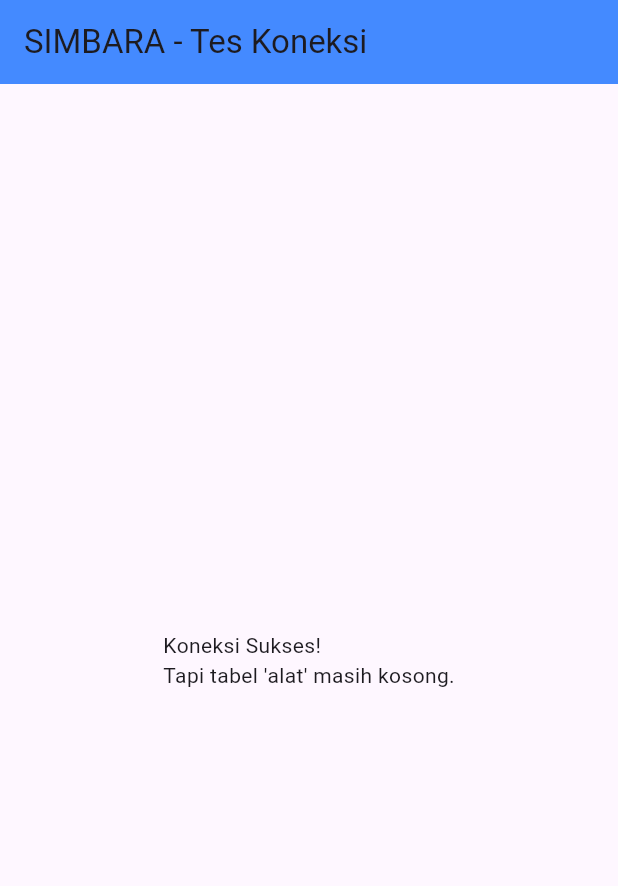
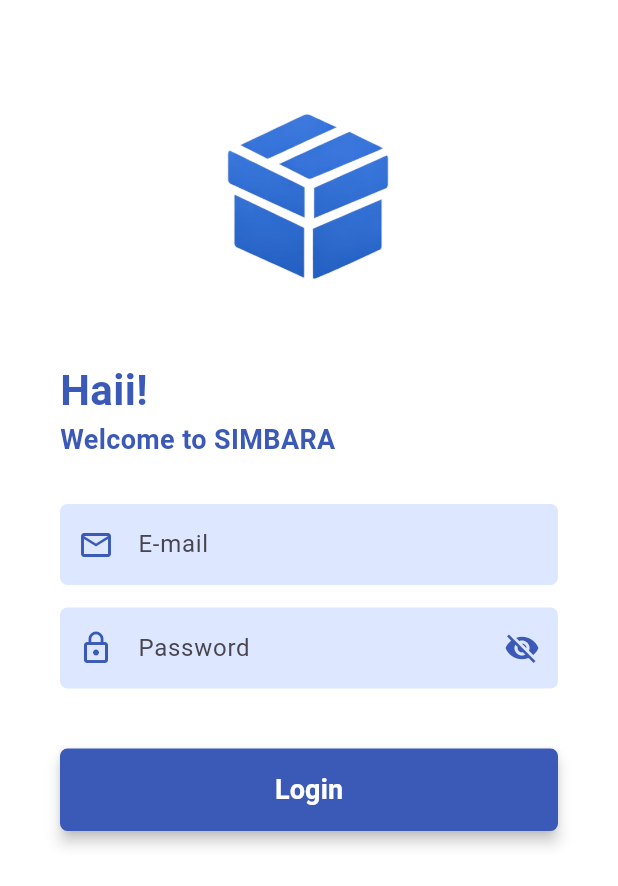
Before and after one commit to dwialenacitraarif26/aplikasi_peminjaman_alat, a Flutter app: the screen it shows after launch, on a phone screen of 412 x 824 dp. Shown: the top 886 px of the screen. Run offline on Flutter 3.47's test engine with Material 3 defaults, Android fonts, the phone set to English and light mode, and no system bars; our stand-ins replace supabase_flutter; accounts and stored records are empty.

Commit message:
halaman splas dan login

```diff
--- /dev/null
+++ b/lib/core/constants/supabase_constants.dart
@@ -0,0 +1,4 @@
+class SupabaseConstants {
+  static const String url = 'https://adfupekolkxqkfhacymw.supabase.co';
+  static const String anonKey = 'sb_publishable_VoGiNPpbp-IwnM_nutff2w_dni3aFA9';
+}
--- a/lib/logic/auth_controller.dart
+++ b/lib/logic/auth_controller.dart
@@ -0,0 +1,25 @@
+import 'package:supabase_flutter/supabase_flutter.dart';
+
+class AuthController {
+  final _client = Supabase.instance.client;
+
+  Future<String?> signIn(String email, String password) async {
+    try {
+      final response = await _client.auth.signInWithPassword(
+        email: email,
+        password: password,
+      );
+
+      if (response.user != null) {
+        // Logika sederhana: Cek domain email atau field role di database
+        // Di sini kita gunakan contoh pengecekan teks email sesuai permintaanmu
+        if (email.contains('admin')) return 'admin';
+        if (email.contains('petugas')) return 'petugas';
+        return 'peminjam';
+      }
+    } on AuthException catch (e) {
+      return 'error:${e.message}';
+    }
+    return 'error:Gagal Login';
+  }
+}
--- a/lib/main.dart
+++ b/lib/main.dart
@@ -1,21 +1,20 @@
 import 'package:flutter/material.dart';
 import 'package:supabase_flutter/supabase_flutter.dart';
+import 'core/constants/supabase_constants.dart';
+import 'presentation/screens/auth/splas_screen.dart'; // Import splash screen
 
 void main() async {
-  // 1. Inisialisasi binding Flutter
+  // 1. Pastikan binding sudah siap
   WidgetsFlutterBinding.ensureInitialized();
 
-  // 2. Hubungkan ke Supabase (Ganti dengan URL & Key milikmu)
+  // 2. Koneksi ke Supabase
   await Supabase.initialize(
-    url: 'https://adfupekolkxqkfhacymw.supabase.co',
-    anonKey: 'sb_publishable_VoGiNPpbp-IwnM_nutff2w_dni3aFA9',
+    url: SupabaseConstants.url,
+    anonKey: SupabaseConstants.anonKey,
   );
 
   runApp(const MyApp());
 }
-
-// Shortcut untuk memanggil Supabase
-final supabase = Supabase.instance.client;
 
 class MyApp extends StatelessWidget {
   const MyApp({super.key});
@@ -24,65 +23,9 @@
   Widget build(BuildContext context) {
     return const MaterialApp(
       debugShowCheckedModeBanner: false,
-      home: TestKoneksiPage(),
+      title: 'SIMBARA',
+      // 3. Tentukan halaman awal aplikasi
+      home: const SplashScreen(),
     );
   }
 }
-
-class TestKoneksiPage extends StatelessWidget {
-  const TestKoneksiPage({super.key});
-
-  // Fungsi untuk mengambil data mentah dari tabel alat
-  Future<List<Map<String, dynamic>>> fetchAlat() async {
-    final data = await supabase.from('alat').select('*');
-    return data;
-  }
-
-  @override
-  Widget build(BuildContext context) {
-    return Scaffold(
-      appBar: AppBar(
-        title: const Text("SIMBARA - Tes Koneksi"),
-        backgroundColor: Colors.blueAccent,
-      ),
-      body: FutureBuilder<List<Map<String, dynamic>>>(
-        future: fetchAlat(),
-        builder: (context, snapshot) {
-          // Kondisi saat sedang loading
-          if (snapshot.connectionState == ConnectionState.waiting) {
-            return const Center(child: CircularProgressIndicator());
-          }
-
-          // Kondisi jika terjadi error (URL salah, Tabel belum ada, atau RLS aktif)
-          if (snapshot.hasError) {
-            return Center(
-              child: Padding(
-                padding: const EdgeInsets.all(20.0),
-                child: Text("Error: ${snapshot.error}", textAlign: TextAlign.center),
-              ),
-            );
-          }
-
-          // Kondisi jika data berhasil diambil
-          final dataAlat = snapshot.data ?? [];
-
-          if (dataAlat.isEmpty) {
-            return const Center(child: Text("Koneksi Sukses!\nTapi tabel 'alat' masih kosong."));
-          }
-
-          return ListView.builder(
-            itemCount: dataAlat.length,
-            itemBuilder: (context, index) {
-              final item = dataAlat[index];
-              return ListTile(
-                leading: const Icon(Icons.inventory, color: Colors.blue),
-                title: Text(item['nama_alat'] ?? 'Tanpa Nama'),
-                subtitle: Text("Stok: ${item['stok_total']}"),
-              );
-            },
-          );
-        },
-      ),
-    );
-  }
-}
--- /dev/null
+++ b/lib/presentation/screens/auth/login_screen.dart
@@ -0,0 +1,124 @@
+import 'package:flutter/material.dart';
+import '../../../logic/auth_controller.dart';
+
+class LoginScreen extends StatefulWidget {
+  const LoginScreen({super.key});
+
+  @override
+  State<LoginScreen> createState() => _LoginScreenState();
+}
+
+class _LoginScreenState extends State<LoginScreen> {
+  final _emailController = TextEditingController();
+  final _passwordController = TextEditingController();
+  final _authLogic = AuthController();
+  bool _isObscure = true;
+
+  void _handleLogin() async {
+    final result = await _authLogic.signIn(_emailController.text, _passwordController.text);
+
+    if (result!.startsWith('error:')) {
+      ScaffoldMessenger.of(context).showSnackBar(
+        SnackBar(content: Text(result.split(':')[1]), backgroundColor: Colors.red),
+      );
+    } else {
+      // Navigasi Berdasarkan Role
+      Widget destination;
+      if (result == 'admin') {
+        destination = const Scaffold(body: Center(child: Text('HALAMAN ADMIN', style: TextStyle(fontSize: 24))));
+      } else if (result == 'petugas') {
+        destination = const Scaffold(body: Center(child: Text('HALAMAN PETUGAS', style: TextStyle(fontSize: 24))));
+      } else {
+        destination = const Scaffold(body: Center(child: Text('HALAMAN PEMINJAM', style: TextStyle(fontSize: 24))));
+      }
+
+      Navigator.pushReplacement(context, MaterialPageRoute(builder: (context) => destination));
+    }
+  }
+
+  @override
+  Widget build(BuildContext context) {
+    return Scaffold(
+      backgroundColor: Colors.white,
+      body: SafeArea(
+        child: SingleChildScrollView(
+          padding: const EdgeInsets.symmetric(horizontal: 40),
+          child: Column(
+            crossAxisAlignment: CrossAxisAlignment.start,
+            children: [
+              const SizedBox(height: 60),
+              // Logo Login
+              Center(
+                child: Image.asset('assets/images/login.png', width: 140),
+              ),
+              const SizedBox(height: 40),
+              const Text(
+                'Haii!',
+                style: TextStyle(fontSize: 28, fontWeight: FontWeight.bold, color: Color(0xFF3B59B6)),
+              ),
+              const Text(
+                'Welcome to SIMBARA',
+                style: TextStyle(fontSize: 18, fontWeight: FontWeight.w600, color: Color(0xFF3B59B6)),
+              ),
+              const SizedBox(height: 30),
+
+              // Input E-mail
+              _buildInputLabel("E-mail", Icons.email_outlined, _emailController),
+              const SizedBox(height: 15),
+
+              // Input Password
+              _buildInputLabel(
+                "Password",
+                Icons.lock_outline,
+                _passwordController,
+                isPass: true
+              ),
+
+              const SizedBox(height: 40),
+
+              // Tombol Login (Biru Tua)
+              SizedBox(
+                width: double.infinity,
+                height: 55,
+                child: ElevatedButton(
+                  onPressed: _handleLogin,
+                  style: ElevatedButton.styleFrom(
+                    backgroundColor: const Color(0xFF3B59B6),
+                    shape: RoundedRectangleBorder(borderRadius: BorderRadius.circular(5)),
+                    elevation: 4,
+                  ),
+                  child: const Text('Login', style: TextStyle(color: Colors.white, fontSize: 18, fontWeight: FontWeight.bold)),
+                ),
+              ),
+            ],
+          ),
+        ),
+      ),
+    );
+  }
+
+  Widget _buildInputLabel(String hint, IconData icon, TextEditingController controller, {bool isPass = false}) {
+    return Container(
+      decoration: BoxDecoration(
+        color: const Color(0xFFDDE7FF), // Warna Biru Muda sesuai gambar
+        borderRadius: BorderRadius.circular(5),
+      ),
+      child: TextField(
+        controller: controller,
+        obscureText: isPass ? _isObscure : false,
+        decoration: InputDecoration(
+          hintText: hint,
+          prefixIcon: Icon(icon, color: const Color(0xFF3B59B6)),
+          suffixIcon: isPass
+            ? IconButton(
+                icon: Icon(_isObscure ? Icons.visibility_off : Icons.visibility, color: const Color(0xFF3B59B6)),
+                onPressed: () => setState(() => _isObscure = !_isObscure),
+              )
+            : null,
+          border: InputBorder.none,
+          contentPadding: const EdgeInsets.symmetric(vertical: 15),
+        ),
+      ),
+    );
+  }
+}
--- a/pubspec.yaml
+++ b/pubspec.yaml
@@ -60,6 +60,10 @@
   # the material Icons class.
   uses-material-design: true
 
+  assets:
+  - assets/images/splasscreen.png
+  - assets/images/login.png
+
   # To add assets to your application, add an assets section, like this:
   # assets:
   #   - images/a_dot_burr.jpeg
```
Also changed, not shown: lib/presentation/screens/auth/splas_screen.dart (added, +43 -0 lines), assets/images/login.png (added), assets/images/splasscreen.png (added), lib/data/models/detail_pinjam_model.dart (added).
